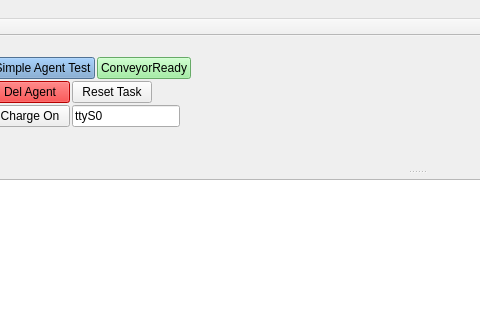
Above: App/AgentsManager/mainwindow.ui from break11/AutoStorage before the change; both pictures show x 94 to 574 and y 0 to 320 of the 1021 by 851 pixel window. Below: the same form after it.
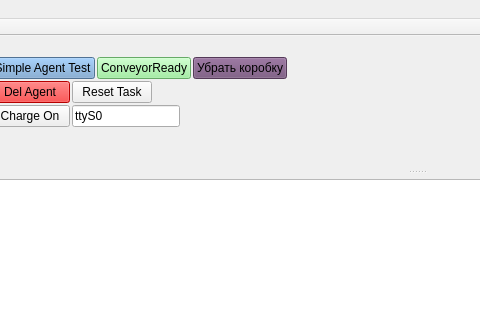
That is the form after the change.

Commit message: В агент-менеджер добавлена кнопка 'RemoveBox', в ExpoVisualisator эта же кнопка скрывается, когда на конвеере ничего нет.

```diff
--- a/App/AgentsManager/mainwindow.ui
+++ b/App/AgentsManager/mainwindow.ui
@@ -303,6 +303,31 @@
          </property>
         </widget>
        </item>
+       <item>
+        <widget class="QPushButton" name="btnRemoveBox">
+         <property name="sizePolicy">
+          <sizepolicy hsizetype="Maximum" vsizetype="Fixed">
+           <horstretch>0</horstretch>
+           <verstretch>0</verstretch>
+          </sizepolicy>
+         </property>
+         <property name="minimumSize">
+          <size>
+           <width>0</width>
+           <height>0</height>
+          </size>
+         </property>
+         <property name="styleSheet">
+          <string notr="true">QPushButton { background-color: rgb(117, 80, 123);} QPushButton:checked { border:3px solid red; border-radius:5px }</string>
+         </property>
+         <property name="text">
+          <string>Убрать коробку</string>
+         </property>
+         <property name="checkable">
+          <bool>true</bool>
+         </property>
+        </widget>
+       </item>
        <item>
         <spacer name="horizontalSpacer">
          <property name="orientation">
```
Left out of the diff: 6 changed lines with no effect on the pictures. The commit also changes 3 other files.
